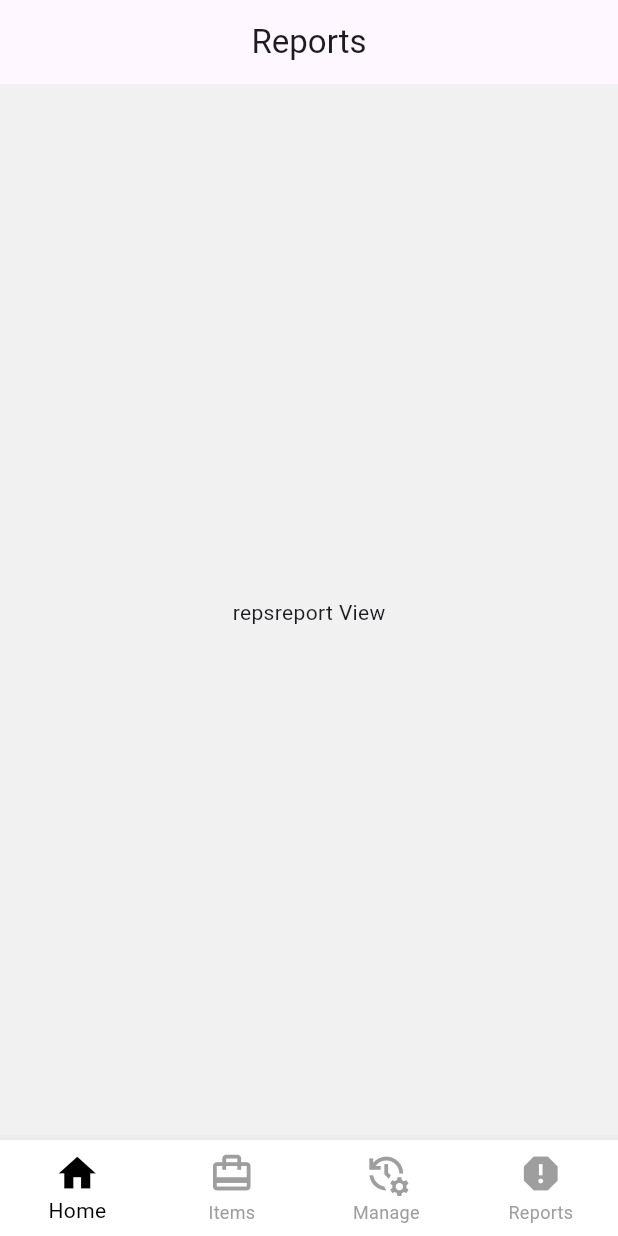
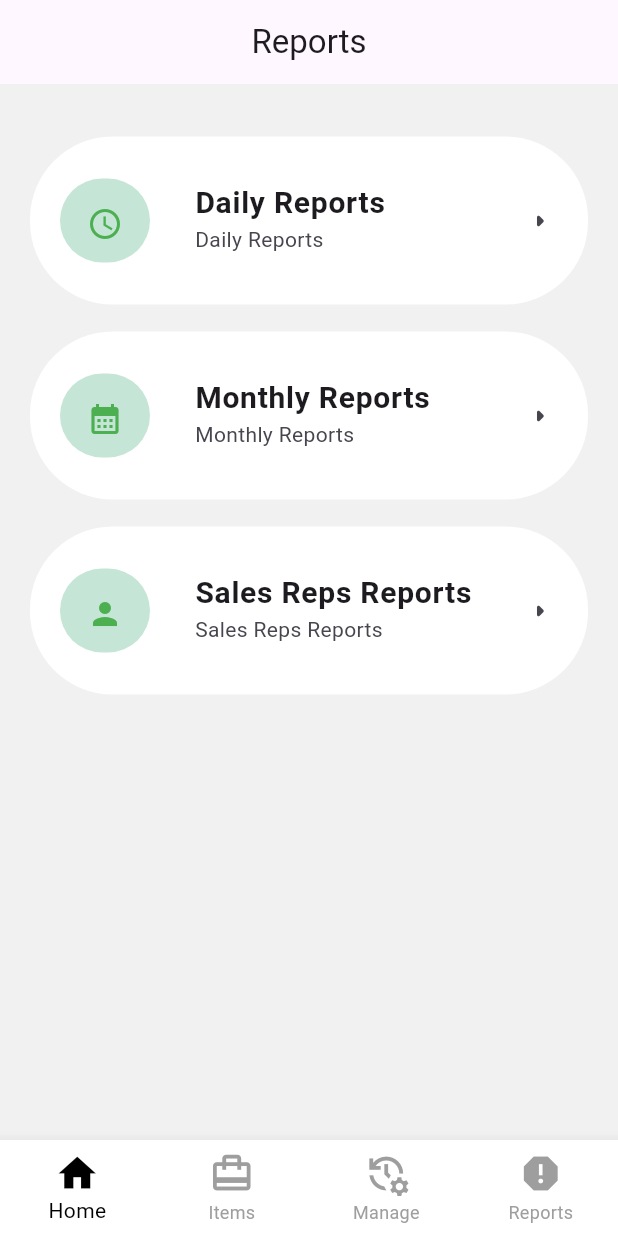
Before and after one commit to tharusha-dilhara/CJ_Owner_Application, a Flutter app: the ReportsView screen opened by its route, on a phone screen of 412 x 824 dp. Run offline on Flutter 3.47's test engine with Material 3 defaults, Android fonts, the phone set to English and light mode, and no system bars; our stand-ins replace go_router, shared_preferences; accounts and stored records are empty.

Commit message:
add icons

```diff
--- a/lib/views/Reports/reports_view.dart
+++ b/lib/views/Reports/reports_view.dart
@@ -1,5 +1,6 @@
+import 'package:cjowner/components/customNavButton.dart';
 import 'package:flutter/material.dart';
-
+import 'package:go_router/go_router.dart';
 
 class ReportsView extends StatelessWidget {
   const ReportsView({super.key});
@@ -8,11 +9,41 @@ class ReportsView extends StatelessWidget {
   Widget build(BuildContext context) {
     return Scaffold(
       backgroundColor: Color(0xFFF1F1F1),
-      appBar: AppBar(
-        centerTitle: true,
-        title: const Text("Reports")
+      appBar: AppBar(centerTitle: true, title: const Text("Reports")),
+      body: Padding(
+        padding: const EdgeInsets.all(20.0),
+        child: Column(
+          children: [
+            const SizedBox(height: 15),
+            CustomListTile(
+              leadingIcon: Icons.access_time,
+              title: 'Daily Reports',
+              subtitle: 'Daily Reports',
+              onTap: () {
+                GoRouter.of(context).pushNamed('dailyReports');
+              },
+            ),
+            const SizedBox(height: 18),
+            CustomListTile(
+              leadingIcon: Icons.calendar_month,
+              title: 'Monthly Reports',
+              subtitle: 'Monthly Reports',
+              onTap: () {
+                GoRouter.of(context).pushNamed('monthlyReports');
+              },
+            ),
+            const SizedBox(height: 18),
+            CustomListTile(
+              leadingIcon: Icons.person,
+              title: 'Sales Reps Reports',
+              subtitle: 'Sales Reps Reports',
+              onTap: () {
+                GoRouter.of(context).pushNamed('salesRepsReports');
+              },
+            ),
+          ],
+        ),
       ),
-      body: Center(child: Text("repsreport View")),
     );
   }
 }
```
Also changed, not shown: lib/views/Items/ItemsIn/itemsIn_view.dart (+10 -11 lines), lib/views/Items/items_view.dart (+5 -4 lines).
